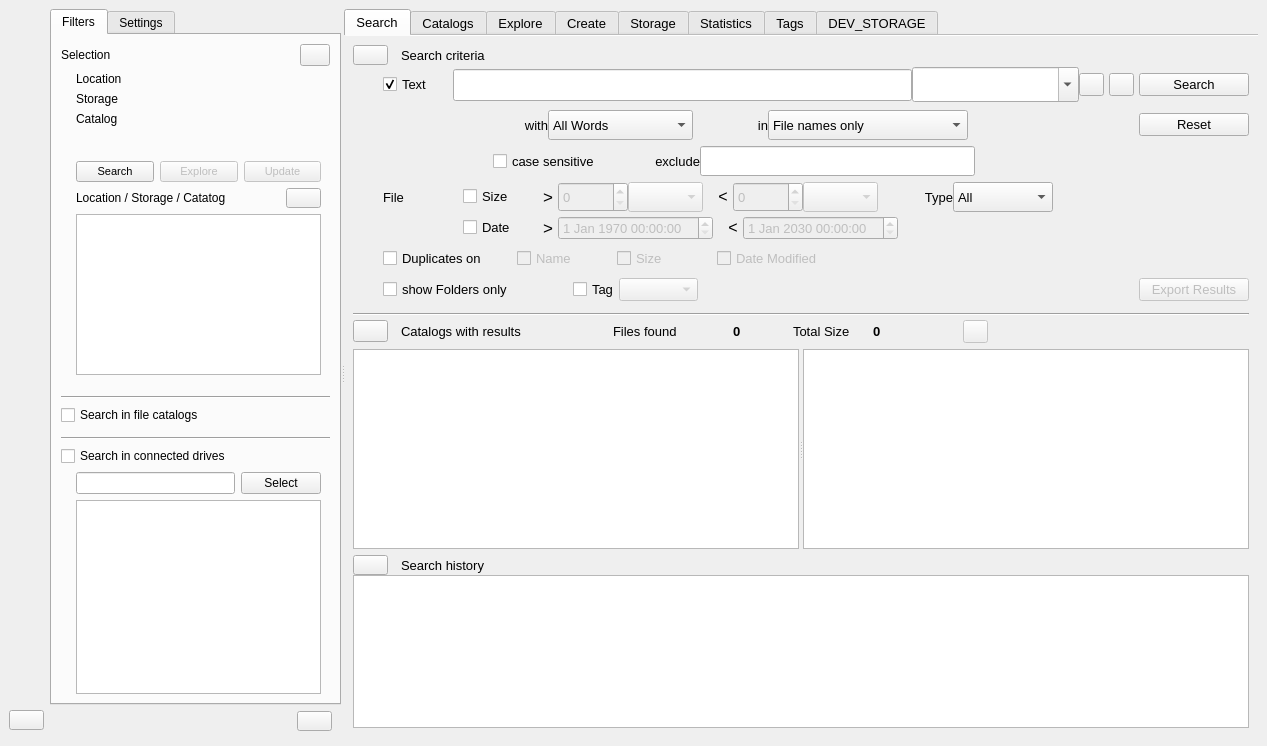
Before: the Qt Designer form mainwindow.ui in StephaneCouturier/Katalog, drawn with Qt 5.
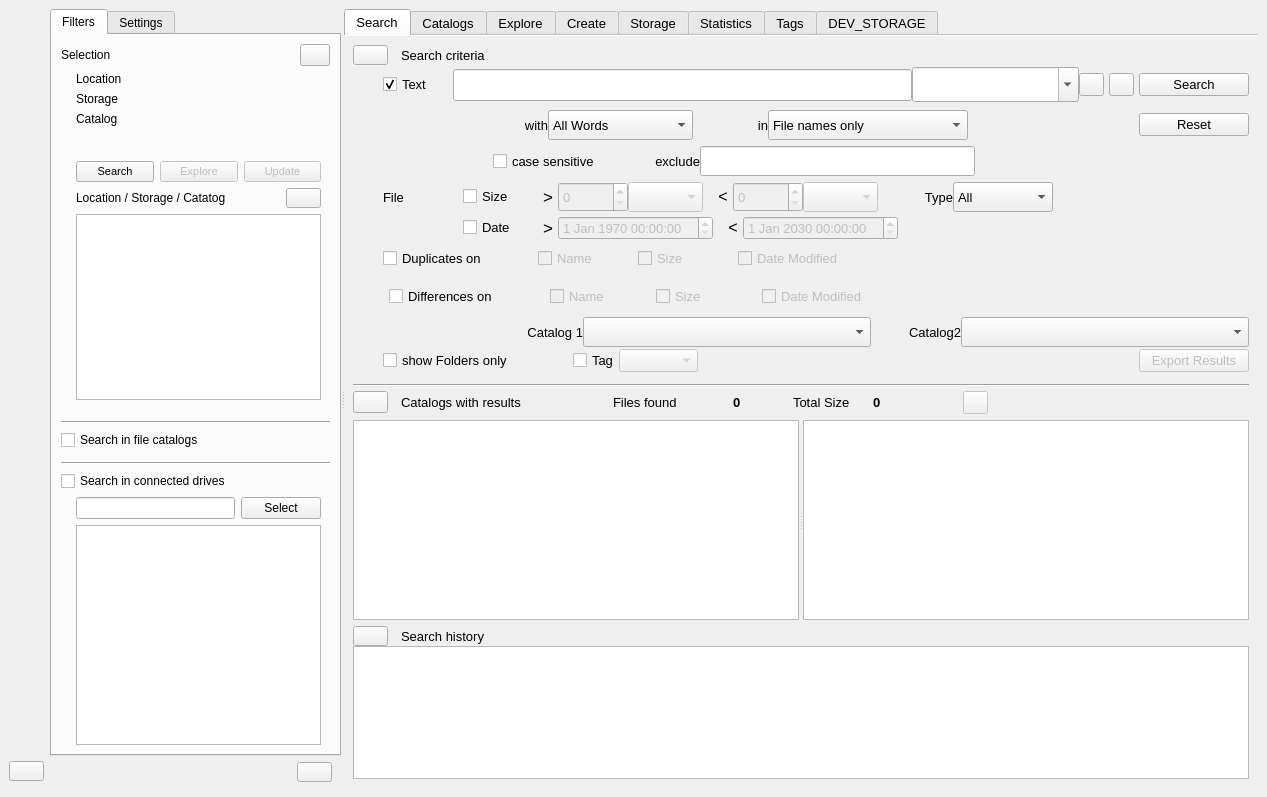
After: the same form once the commit is applied. Icons and pictures are not drawn. Custom widgets are drawn as their Qt base class.

```diff
--- a/mainwindow.ui
+++ b/mainwindow.ui
@@ -10,7 +10,7 @@
     <x>0</x>
     <y>0</y>
     <width>1267</width>
-    <height>746</height>
+    <height>797</height>
    </rect>
   </property>
   <property name="windowTitle">
@@ -2885,6 +2885,12 @@
                    </item>
                    <item>
                     <widget class="QCheckBox" name="Search_checkBox_Duplicates">
+                     <property name="minimumSize">
+                      <size>
+                       <width>125</width>
+                       <height>0</height>
+                      </size>
+                     </property>
                      <property name="toolTip">
                       <string>Choose to search duplicates based on the next criteria</string>
                      </property>
@@ -2978,6 +2984,314 @@
                    </item>
                   </layout>
                  </item>
+                 <item>
+                  <layout class="QVBoxLayout" name="Search_verticalLayout_Differences">
+                   <property name="spacing">
+                    <number>0</number>
+                   </property>
+                   <item>
+                    <layout class="QHBoxLayout" name="Search_horizontalLayout_Duplicates_2">
+                     <property name="spacing">
+                      <number>6</number>
+                     </property>
+                     <item>
+                      <widget class="QLabel" name="Search_label_LinkImage17">
+                       <property name="sizePolicy">
+                        <sizepolicy hsizetype="Fixed" vsizetype="Preferred">
+                         <horstretch>0</horstretch>
+                         <verstretch>0</verstretch>
+                        </sizepolicy>
+                       </property>
+                       <property name="minimumSize">
+                        <size>
+                         <width>30</width>
+                         <height>38</height>
+                        </size>
+                       </property>
+                       <property name="maximumSize">
+                        <size>
+                         <width>25</width>
+                         <height>16777215</height>
+                        </size>
+                       </property>
+                       <property name="styleSheet">
+                        <string notr="true">background: url(:/images/link-tree-mid.png) repeat-y left;</string>
+                       </property>
+                       <property name="text">
+                        <string/>
+                       </property>
+                       <property name="alignment">
+                        <set>Qt::AlignLeading|Qt::AlignLeft|Qt::AlignTop</set>
+                       </property>
+                      </widget>
+                     </item>
+                     <item>
+                      <widget class="QCheckBox" name="Search_checkBox_Differences">
+                       <property name="minimumSize">
+                        <size>
+                         <width>125</width>
+                         <height>0</height>
+                        </size>
+                       </property>
+                       <property name="toolTip">
+                        <string>Choose to search duplicates based on the next criteria</string>
+                       </property>
+                       <property name="text">
+                        <string>Differences on</string>
+                       </property>
+                       <property name="tristate">
+                        <bool>false</bool>
+                       </property>
+                      </widget>
+                     </item>
+                     <item>
+                      <spacer name="Search_horizontalSpacer_18">
+                       <property name="orientation">
+                        <enum>Qt::Horizontal</enum>
+                       </property>
+                       <property name="sizeType">
+                        <enum>QSizePolicy::Fixed</enum>
+                       </property>
+                       <property name="sizeHint" stdset="0">
+                        <size>
+                         <width>30</width>
+                         <height>20</height>
+                        </size>
+                       </property>
+                      </spacer>
+                     </item>
+                     <item>
+                      <widget class="QCheckBox" name="Search_checkBox_DifferencesName">
+                       <property name="enabled">
+                        <bool>false</bool>
+                       </property>
+                       <property name="minimumSize">
+                        <size>
+                         <width>100</width>
+                         <height>0</height>
+                        </size>
+                       </property>
+                       <property name="text">
+                        <string>Name</string>
+                       </property>
+                      </widget>
+                     </item>
+                     <item>
+                      <widget class="QCheckBox" name="Search_checkBox_DifferencesSize">
+                       <property name="enabled">
+                        <bool>false</bool>
+                       </property>
+                       <property name="minimumSize">
+                        <size>
+                         <width>100</width>
+                         <height>0</height>
+                        </size>
+                       </property>
+                       <property name="text">
+                        <string>Size</string>
+                       </property>
+                      </widget>
+                     </item>
+                     <item>
+                      <widget class="QCheckBox" name="Search_checkBox_DifferencesDateModified">
+                       <property name="enabled">
+                        <bool>false</bool>
+                       </property>
+                       <property name="minimumSize">
+                        <size>
+                         <width>150</width>
+                         <height>0</height>
+                        </size>
+                       </property>
+                       <property name="text">
+                        <string>Date Modified</string>
+                       </property>
+                      </widget>
+                     </item>
+                     <item>
+                      <spacer name="Search_horizontalSpacer_19">
+                       <property name="orientation">
+                        <enum>Qt::Horizontal</enum>
+                       </property>
+                       <property name="sizeType">
+                        <enum>QSizePolicy::Expanding</enum>
+                       </property>
+                       <property name="sizeHint" stdset="0">
+                        <size>
+                         <width>200</width>
+                         <height>20</height>
+                        </size>
+                       </property>
+                      </spacer>
+                     </item>
+                    </layout>
+                   </item>
+                   <item>
+                    <layout class="QHBoxLayout" name="horizontalLayout">
+                     <item>
+                      <widget class="QLabel" name="Search_label_LinkImage16">
+                       <property name="sizePolicy">
+                        <sizepolicy hsizetype="Fixed" vsizetype="Preferred">
+                         <horstretch>0</horstretch>
+                         <verstretch>0</verstretch>
+                        </sizepolicy>
+                       </property>
+                       <property name="minimumSize">
+                        <size>
+                         <width>110</width>
+                         <height>33</height>
+                        </size>
+                       </property>
+                       <property name="maximumSize">
+                        <size>
+                         <width>16777215</width>
+                         <height>40</height>
+                        </size>
+                       </property>
+                       <property name="styleSheet">
+                        <string notr="true">background: url(:/images/link-v.png) repeat-y left;</string>
+                       </property>
+                       <property name="text">
+                        <string/>
+                       </property>
+                      </widget>
+                     </item>
+                     <item>
+                      <spacer name="Search_horizontalSpacer_20">
+                       <property name="orientation">
+                        <enum>Qt::Horizontal</enum>
+                       </property>
+                       <property name="sizeType">
+                        <enum>QSizePolicy::Fixed</enum>
+                       </property>
+                       <property name="sizeHint" stdset="0">
+                        <size>
+                         <width>30</width>
+                         <height>20</height>
+                        </size>
+                       </property>
+                      </spacer>
+                     </item>
+                     <item>
+                      <widget class="QLabel" name="Search_label_DifferencesCatalog1">
+                       <property name="enabled">
+                        <bool>true</bool>
+                       </property>
+                       <property name="sizePolicy">
+                        <sizepolicy hsizetype="Fixed" vsizetype="Preferred">
+                         <horstretch>0</horstretch>
+                         <verstretch>0</verstretch>
+                        </sizepolicy>
+                       </property>
+                       <property name="minimumSize">
+                        <size>
+                         <width>90</width>
+                         <height>0</height>
+                        </size>
+                       </property>
+                       <property name="maximumSize">
+                        <size>
+                         <width>60</width>
+                         <height>16777215</height>
+                        </size>
+                       </property>
+                       <property name="font">
+                        <font>
+                         <pointsize>10</pointsize>
+                        </font>
+                       </property>
+                       <property name="text">
+                        <string>Catalog 1</string>
+                       </property>
+                       <property name="alignment">
+                        <set>Qt::AlignRight|Qt::AlignTrailing|Qt::AlignVCenter</set>
+                       </property>
+                       <property name="margin">
+                        <number>6</number>
+                       </property>
+                      </widget>
+                     </item>
+                     <item>
+                      <widget class="QComboBox" name="Search_comboBox_DifferencesCatalog1">
+                       <property name="minimumSize">
+                        <size>
+                         <width>200</width>
+                         <height>0</height>
+                        </size>
+                       </property>
+                       <property name="maximumSize">
+                        <size>
+                         <width>16777215</width>
+                         <height>30</height>
+                        </size>
+                       </property>
+                       <property name="toolTip">
+                        <string>Define if the search text should be used to look only in file names, or folder paths, or both.</string>
+                       </property>
+                      </widget>
+                     </item>
+                     <item>
+                      <widget class="QLabel" name="Search_label_DifferencesCatalog2">
+                       <property name="enabled">
+                        <bool>true</bool>
+                       </property>
+                       <property name="sizePolicy">
+                        <sizepolicy hsizetype="Fixed" vsizetype="Preferred">
+                         <horstretch>0</horstretch>
+                         <verstretch>0</verstretch>
+                        </sizepolicy>
+                       </property>
+                       <property name="minimumSize">
+                        <size>
+                         <width>90</width>
+                         <height>0</height>
+                        </size>
+                       </property>
+                       <property name="maximumSize">
+                        <size>
+                         <width>60</width>
+                         <height>16777215</height>
+                        </size>
+                       </property>
+                       <property name="font">
+                        <font>
+                         <pointsize>10</pointsize>
+                        </font>
+                       </property>
+                       <property name="text">
+                        <string>Catalog2</string>
+                       </property>
+                       <property name="alignment">
+                        <set>Qt::AlignRight|Qt::AlignTrailing|Qt::AlignVCenter</set>
+                       </property>
+                       <property name="margin">
+                        <number>6</number>
+                       </property>
+                      </widget>
+                     </item>
+                     <item>
+                      <widget class="QComboBox" name="Search_comboBox_DifferencesCatalog2">
+                       <property name="minimumSize">
+                        <size>
+                         <width>200</width>
+                         <height>0</height>
+                        </size>
+                       </property>
+                       <property name="maximumSize">
+                        <size>
+                         <width>16777215</width>
+                         <height>30</height>
+                        </size>
+                       </property>
+                       <property name="toolTip">
+                        <string>Define if the search text should be used to look only in file names, or folder paths, or both.</string>
+                       </property>
+                      </widget>
+                     </item>
+                    </layout>
+                   </item>
+                  </layout>
+                 </item>
                  <item>
                   <layout class="QHBoxLayout" name="Search_horizontalLayout_ShowResults">
                    <property name="topMargin">
@@ -3115,7 +3429,7 @@
                      </property>
                      <property name="sizeHint" stdset="0">
                       <size>
-                       <width>100</width>
+                       <width>40</width>
                        <height>20</height>
                       </size>
                      </property>
```
Left out of the diff: 11 changed lines with no effect on the pictures.
